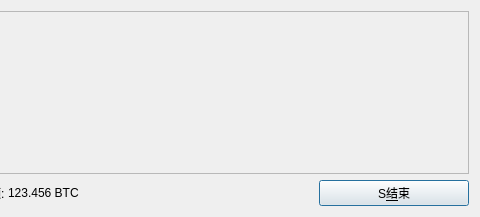
The window that src/qt/forms/sendcoinsdialog.ui (Applecoin/Applecoin-Chinese-Client-Source) describes before a commit, drawn with Qt 5; both pictures show x 206 to 686 and y 0 to 217 of the 686 by 217 pixel window.
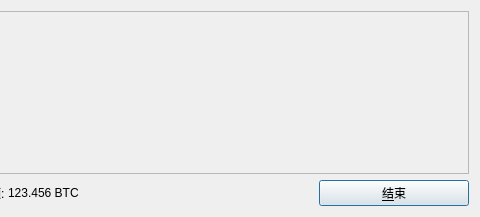
The same window after the commit. Icons and pictures are not drawn.

Patch:
```diff
--- a/src/qt/forms/sendcoinsdialog.ui
+++ b/src/qt/forms/sendcoinsdialog.ui
@@ -153,7 +153,7 @@
         <string>确认发送动作</string>
        </property>
        <property name="text">
-        <string>S&amp;结束</string>
+        <string>&amp;结束</string>
        </property>
        <property name="icon">
         <iconset resource="../bitcoin.qrc">
```
